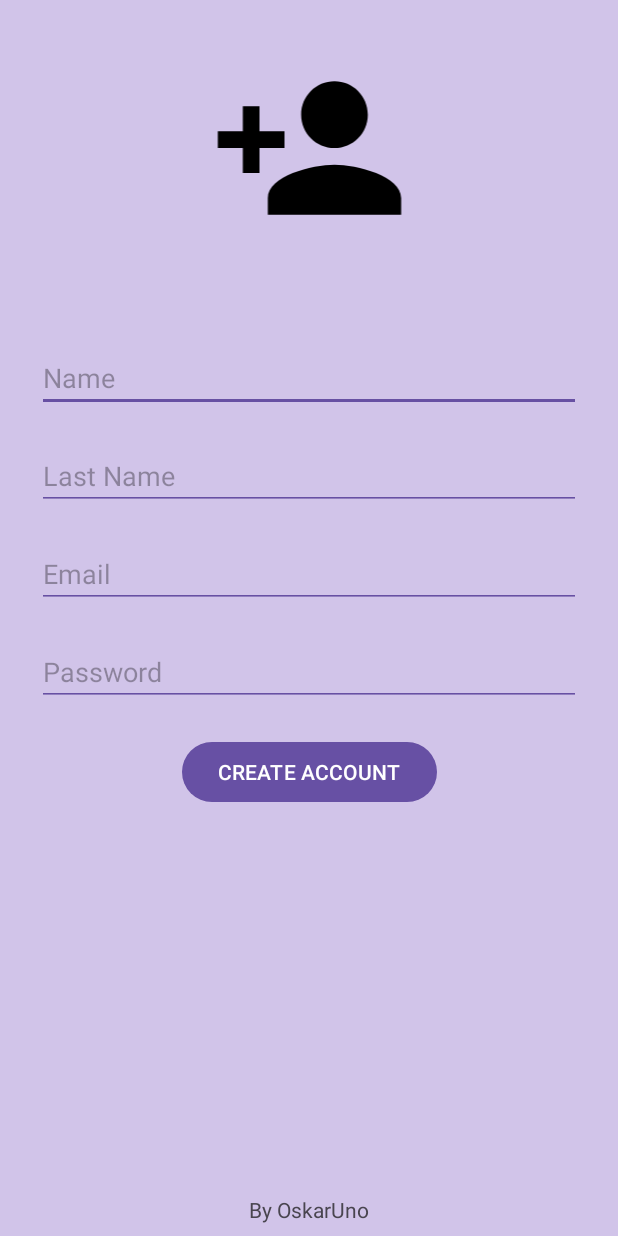
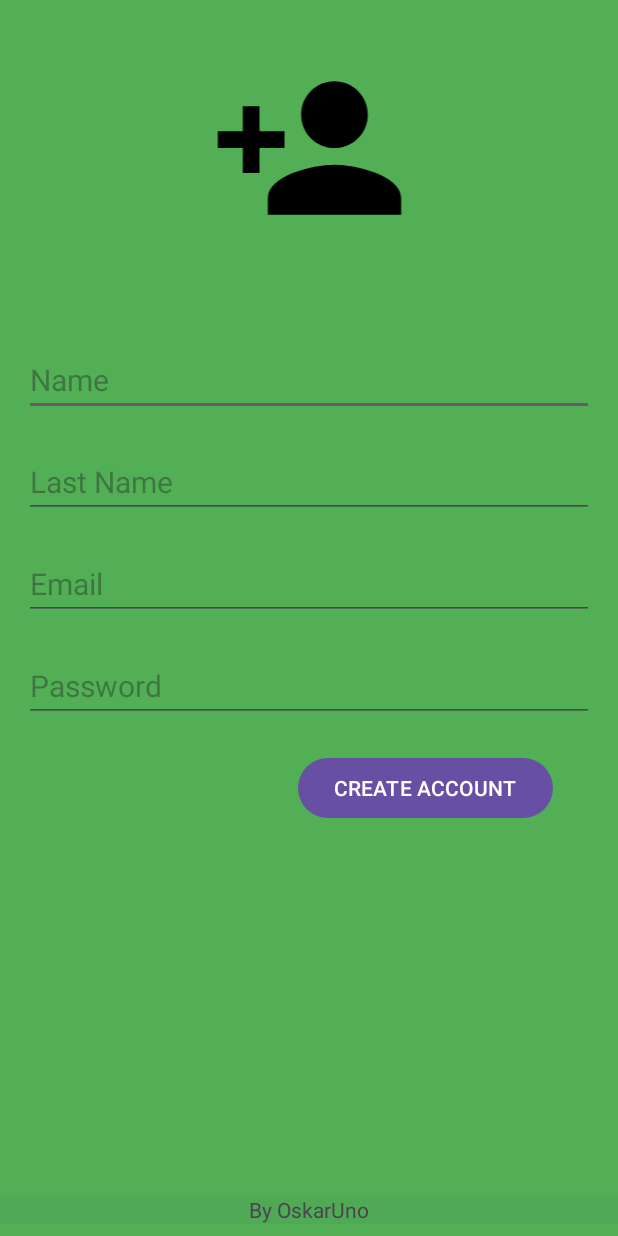
Before and after one commit to OskarUno/FormularioIngreso, an Android app: the screen it shows after launch (MainActivity), on a phone screen of 412 x 824 dp. Run offline under Robolectric (Android 15) with nearby library versions, the phone set to English and light mode, and no system bars.

Commit message:
Creacion de un estilo para los botones texSize y textColor. Al thema  se le agregó un background personalizado.

```diff
--- a/app/src/main/res/layout/activity_main.xml
+++ b/app/src/main/res/layout/activity_main.xml
@@ -4,53 +4,50 @@
     xmlns:tools="http://schemas.android.com/tools"
     android:layout_width="match_parent"
     android:layout_height="match_parent"
-    android:background="#D1C4E9"
     tools:context=".MainActivity">
 
-    <TextView
+    <androidx.constraintlayout.widget.Guideline
+        android:id="@+id/guideline3"
         android:layout_width="wrap_content"
         android:layout_height="wrap_content"
-        android:layout_marginBottom="8dp"
-        android:text="@string/by_oskaruno"
-        app:layout_constraintBottom_toBottomOf="parent"
-        app:layout_constraintEnd_toEndOf="parent"
-        app:layout_constraintStart_toStartOf="parent" />
+        android:orientation="vertical"
+        app:layout_constraintGuide_begin="16dp" />
+
+    <androidx.constraintlayout.widget.Guideline
+        android:id="@+id/guideline4"
+        android:layout_width="wrap_content"
+        android:layout_height="wrap_content"
+        android:orientation="vertical"
+        app:layout_constraintGuide_end="16dp" />
 
     <ImageView
         android:id="@+id/imageView"
         android:layout_width="143dp"
         android:layout_height="133dp"
         android:layout_marginTop="32dp"
-        app:layout_constraintEnd_toStartOf="@+id/guideline2"
-        app:layout_constraintStart_toStartOf="@+id/guideline2"
+        app:layout_constraintEnd_toStartOf="@+id/guideline4"
+        app:layout_constraintStart_toStartOf="@+id/guideline3"
         app:layout_constraintTop_toTopOf="parent"
         app:srcCompat="@drawable/baseline_person_add_24" />
 
-    <androidx.constraintlayout.widget.Guideline
-        android:id="@+id/guideline2"
-        android:layout_width="wrap_content"
-        android:layout_height="wrap_content"
-        android:orientation="vertical"
-        app:layout_constraintGuide_percent="0.5" />
-
-    <com.google.android.material.textfield.TextInputEditText
+    <EditText
         android:id="@+id/editTextName"
         android:layout_width="0dp"
         android:layout_height="wrap_content"
         android:layout_marginTop="64dp"
-        android:backgroundTint="#6750A3"
         android:hint="@string/name"
         android:maxLines="1"
         app:layout_constraintEnd_toStartOf="@+id/guideline4"
         app:layout_constraintStart_toStartOf="@+id/guideline3"
-        app:layout_constraintTop_toBottomOf="@+id/imageView" />
+        app:layout_constraintTop_toBottomOf="@+id/imageView"
+        style="@style/editTextoPersonalizado" />
 
-    <com.google.android.material.textfield.TextInputEditText
+    <EditText
         android:id="@+id/editTextLastName"
+        style="@style/editTextoPersonalizado"
         android:layout_width="0dp"
         android:layout_height="wrap_content"
         android:layout_marginTop="20dp"
-        android:backgroundTint="#6750A3"
         android:hint="@string/last_name"
         android:maxLines="1"
         app:layout_constraintEnd_toStartOf="@+id/guideline4"
@@ -59,11 +56,10 @@
 
     <EditText
         android:id="@+id/editTextEmail"
+        style="@style/editTextoPersonalizado"
         android:layout_width="0dp"
         android:layout_height="wrap_content"
         android:layout_marginTop="20dp"
-        android:backgroundTint="#6750A3"
-        android:ems="10"
         android:hint="@string/email"
         android:inputType="textEmailAddress"
         android:maxLines="1"
@@ -71,27 +67,12 @@
         app:layout_constraintStart_toStartOf="@+id/guideline3"
         app:layout_constraintTop_toBottomOf="@+id/editTextLastName" />
 
-    <androidx.constraintlayout.widget.Guideline
-        android:id="@+id/guideline3"
-        android:layout_width="wrap_content"
-        android:layout_height="wrap_content"
-        android:orientation="vertical"
-        app:layout_constraintGuide_percent="0.06" />
-
-    <androidx.constraintlayout.widget.Guideline
-        android:id="@+id/guideline4"
-        android:layout_width="wrap_content"
-        android:layout_height="wrap_content"
-        android:orientation="vertical"
-        app:layout_constraintGuide_percent="0.94" />
-
     <EditText
         android:id="@+id/editTextPassword"
+        style="@style/editTextoPersonalizado"
         android:layout_width="0dp"
         android:layout_height="wrap_content"
         android:layout_marginTop="20dp"
-        android:backgroundTint="#6750A3"
-        android:ems="10"
         android:hint="@string/password"
         android:inputType="textPassword"
         android:maxLines="1"
@@ -106,7 +87,19 @@
         android:layout_marginTop="20dp"
         android:text="@string/create_account"
         app:layout_constraintEnd_toStartOf="@+id/guideline4"
+        app:layout_constraintHorizontal_bias="0.871"
         app:layout_constraintStart_toStartOf="@+id/guideline3"
         app:layout_constraintTop_toBottomOf="@+id/editTextPassword" />
 
+    <TextView
+        android:layout_width="0dp"
+        android:layout_height="wrap_content"
+        android:layout_marginBottom="8dp"
+        android:background="#0C20314A"
+        android:gravity="center"
+        android:text="@string/by_oskaruno"
+        app:layout_constraintBottom_toBottomOf="parent"
+        app:layout_constraintEnd_toEndOf="parent"
+        app:layout_constraintStart_toStartOf="parent" />
+
 </androidx.constraintlayout.widget.ConstraintLayout>
--- /dev/null
+++ b/app/src/main/res/values/styles.xml
@@ -0,0 +1,7 @@
+<?xml version="1.0" encoding="utf-8"?>
+<resources>
+    <style name="editTextoPersonalizado">
+        <item name="android:textColor">#7700FF</item>
+        <item name="android:textSize">20sp</item>
+    </style>
+</resources>
--- a/app/src/main/res/values/themes.xml
+++ b/app/src/main/res/values/themes.xml
@@ -3,7 +3,10 @@
     <style name="Base.Theme.FormularioIngreso" parent="Theme.Material3.DayNight.NoActionBar">
         <!-- Customize your light theme here. -->
         <!-- <item name="colorPrimary">@color/my_light_primary</item> -->
+
     </style>
 
-    <style name="Theme.FormularioIngreso" parent="Base.Theme.FormularioIngreso" />
+    <style name="Theme.FormularioIngreso" parent="Base.Theme.FormularioIngreso" >
+        <item name="android:background">#52AF56</item>
+    </style>
 </resources>
```
